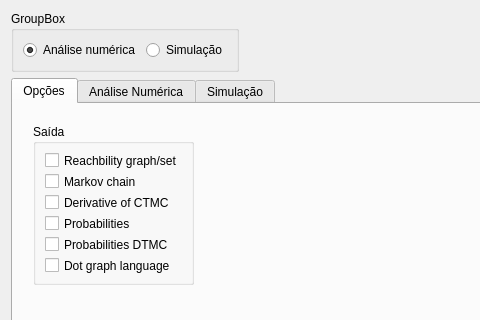
hackerlank/training_project, file SPNPNewGui/optionsdialog.ui: the form before one commit; both pictures show x 0 to 480 and y 0 to 320 of the 629 by 518 pixel window.
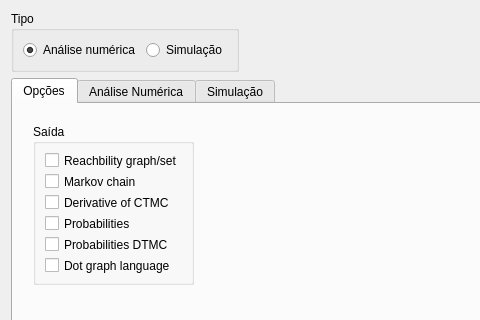
The form after the commit.

Commit message:
Options - open window
in progress

```diff
--- a/SPNPNewGui/optionsdialog.ui
+++ b/SPNPNewGui/optionsdialog.ui
@@ -520,7 +520,7 @@
    <item row="0" column="0">
     <widget class="QGroupBox" name="groupBox">
      <property name="title">
-      <string>GroupBox</string>
+      <string>Tipo</string>
      </property>
      <layout class="QGridLayout" name="gridLayout">
       <item row="0" column="0">
```
Left out of the diff: 54 changed lines with no effect on the pictures. The commit also changes 7 other files.
